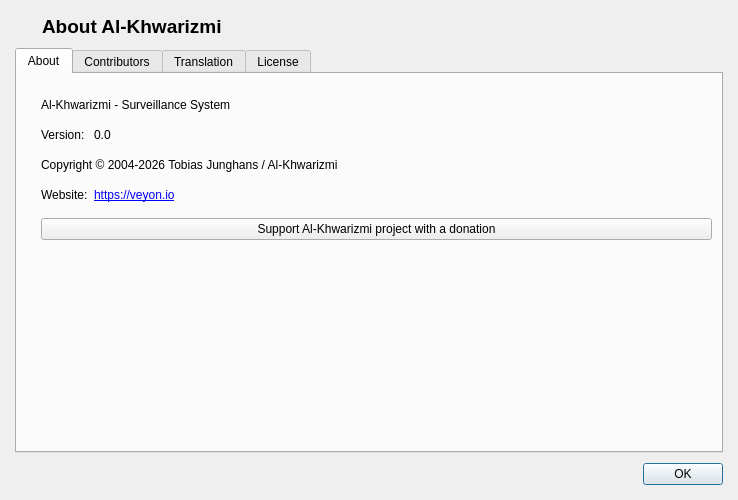
Qt form core/src/AboutDialog.ui (khwarizmi-si/veyon) before a commit.
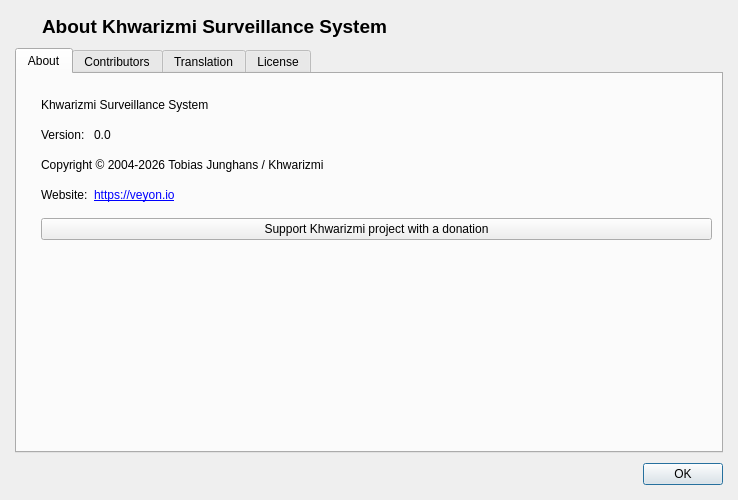
The same form after that commit. Icons and pictures are not drawn.

Commit message:
feat(branding): finalize Khwarizmi rebrand (logo, splash, launchers)
- Rename Al-Khwarizmi -> Khwarizmi (short brand) with
  "Khwarizmi Surveillance System" as the full name (window title, About)
- Replace app icons (core/resources/icon*.png), startup splash, and
  desktop launcher icons (png/svg/xpm/ico) with the Khwarizmi logo
- Rename desktop launchers: Khwarizmi Master / Khwarizmi Configurator
- Add libqca RSA plugin to the Docker dev image
- Stop tracking build/ artifacts; gitignore build/ and install/
- Add source logo (logo-khwarizmi.png)

What changed in the file:
```diff
--- a/core/src/AboutDialog.ui
+++ b/core/src/AboutDialog.ui
@@ -80,7 +80,7 @@
         </font>
        </property>
        <property name="text">
-        <string>About Al-Khwarizmi</string>
+        <string>About Khwarizmi Surveillance System</string>
        </property>
       </widget>
      </item>
@@ -118,7 +118,7 @@
        <item row="0" column="0" colspan="2">
         <widget class="QLabel" name="label_3">
          <property name="text">
-          <string notr="true">Al-Khwarizmi - Surveillance System</string>
+          <string notr="true">Khwarizmi Surveillance System</string>
          </property>
         </widget>
        </item>
@@ -149,7 +149,7 @@
        <item row="3" column="0" colspan="2">
         <widget class="QLabel" name="label_8">
          <property name="text">
-          <string notr="true">Copyright © 2004-2026 Tobias Junghans / Al-Khwarizmi</string>
+          <string notr="true">Copyright © 2004-2026 Tobias Junghans / Khwarizmi</string>
          </property>
         </widget>
        </item>
@@ -176,7 +176,7 @@
        <item row="6" column="0" colspan="2">
         <widget class="QPushButton" name="donateButton">
          <property name="text">
-          <string>Support Al-Khwarizmi project with a donation</string>
+          <string>Support Khwarizmi project with a donation</string>
          </property>
         </widget>
        </item>
```
Left out of the diff: 4 changed lines with no effect on the pictures. The commit also changes 33 other files.
